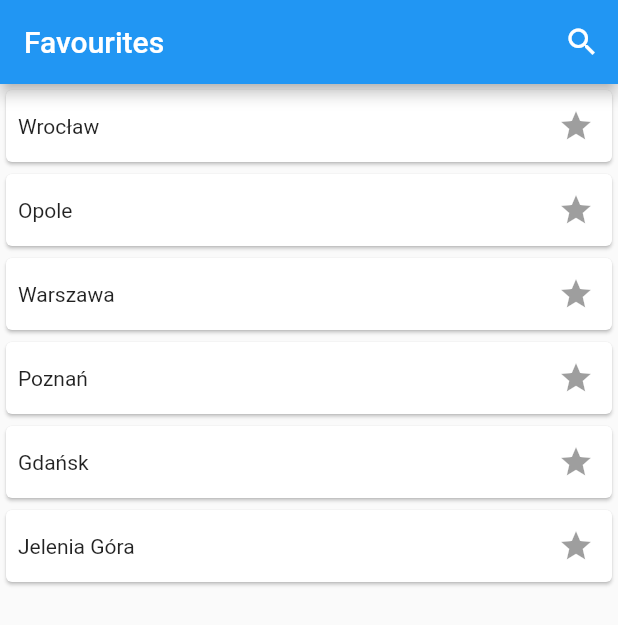
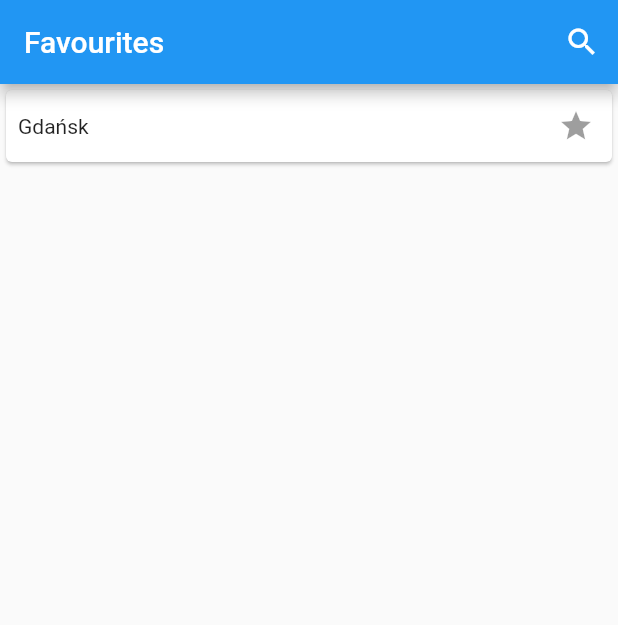
Before and after one commit to bgasztych/meteo_weather, a Flutter app: the screen it shows after launch, after a tap on the "search" icon, on a phone screen of 412 x 824 dp. Shown: the top 625 px of the screen. Run offline on Flutter 3.47's test engine with Material 2 defaults, Android fonts, the phone set to English and light mode, and no system bars; our stand-ins replace logger.

Commit message:
favourites cities model provider

```diff
--- a/lib/app.dart
+++ b/lib/app.dart
@@ -1,4 +1,6 @@
 import 'package:flutter/material.dart';
+import 'package:meteo_weather/favourites_city_model.dart';
+import 'package:provider/provider.dart';
 
 import 'home_screen.dart';
 
@@ -11,7 +13,10 @@ class MeteoApp extends StatelessWidget {
         primarySwatch: Colors.blue,
         visualDensity: VisualDensity.adaptivePlatformDensity,
       ),
-      home: HomeScreen(),
+      home: ChangeNotifierProvider(
+        create: (context) => FavouriteCityModel(),
+        child: HomeScreen(),
+      ),
     );
   }
 }
--- a/lib/city_model.dart
+++ /dev/null
@@ -1,22 +0,0 @@
-import 'package:flutter/material.dart';
-
-class CityModel {
-  static List<City> cities = [
-    City(0, "Wrocław", "dolnoślaskie", null),
-    City(1, "Opole", "dolnoślaskie", null),
-    City(2, "Warszawa", "mazowieckie", null),
-    City(3, "Poznań", "wielkopolskie", null),
-    City(4, "Gdańsk", "pomorskie", null),
-    City(5, "Jelenia Góra", "dolnoślaskie", null),
-  ];
-}
-
-@immutable
-class City {
-  final int id;
-  final String city;
-  final String voivodeship;
-  final String imageUri;
-
-  City(this.id, this.city, this.voivodeship, this.imageUri);
-}
--- /dev/null
+++ b/lib/favourites_city_model.dart
@@ -0,0 +1,46 @@
+import 'package:flutter/material.dart';
+
+class FavouriteCityModel extends ChangeNotifier {
+  static List<City> cities = [
+    City(0, "Wrocław", "dolnoślaskie", null),
+    City(1, "Opole", "dolnoślaskie", null),
+    City(2, "Warszawa", "mazowieckie", null),
+    City(3, "Poznań", "wielkopolskie", null),
+    City(4, "Gdańsk", "pomorskie", null),
+    City(5, "Jelenia Góra", "dolnoślaskie", null),
+  ];
+
+  List<City> _favouritesCities = [];
+
+  void add(City city) {
+    _favouritesCities.add(city);
+    notifyListeners();
+  }
+
+  void remove(City city) {
+    _favouritesCities.remove(city);
+  }
+
+  City get(int position) => _favouritesCities[position];
+
+  int length() => _favouritesCities.length;
+
+}
+
+@immutable
+class City {
+  final int id;
+  final String city;
+  final String voivodeship;
+  final String imageUri;
+
+  City(this.id, this.city, this.voivodeship, this.imageUri);
+
+  @override
+  bool operator ==(Object other) =>
+      identical(this, other) ||
+      other is City && runtimeType == other.runtimeType && id == other.id;
+
+  @override
+  int get hashCode => id.hashCode;
+}
--- a/lib/home_screen.dart
+++ b/lib/home_screen.dart
@@ -1,32 +1,40 @@
+import 'dart:math';
+
 import 'package:flutter/material.dart';
-import 'package:logger/logger.dart';
-import 'package:meteo_weather/city_model.dart';
+import 'package:meteo_weather/favourites_city_model.dart';
+import 'package:meteo_weather/logger.dart';
+import 'package:provider/provider.dart';
 
 class HomeScreen extends StatelessWidget {
   @override
   Widget build(BuildContext context) {
-    return Scaffold(
+    return Consumer<FavouriteCityModel>(
+      builder: (context, favouriteCityModel, child) => Scaffold(
         appBar: AppBar(
           title: Text("Favourites"),
           actions: [
             IconButton(
-              icon: Icon(Icons.search), onPressed: () => Logger().d("search")),
+                icon: Icon(Icons.search),
+                onPressed: () => favouriteCityModel.add(
+                    FavouriteCityModel.cities[
+                        Random().nextInt(FavouriteCityModel.cities.length)])),
           ],
         ),
         body: ListView.builder(
-        itemCount: CityModel.cities.length,
+          itemCount: favouriteCityModel.length(),
           itemBuilder: (BuildContext context, int position) =>
-            _buildItem(position),
+              _buildItem(favouriteCityModel.get(position)),
+        ),
       ),
     );
   }
 
-  Widget _buildItem(int position) {
+  Widget _buildItem(City city) {
     return Card(
       child: Row(
         children: [
           SizedBox(width: 8),
-          Expanded(child: Text(CityModel.cities[position].city)),
+          Expanded(child: Text(city.city)),
           IconButton(icon: Icon(Icons.star), onPressed: null)
         ],
       ),
```
Lines whose indentation alone changed are shown as unchanged.
